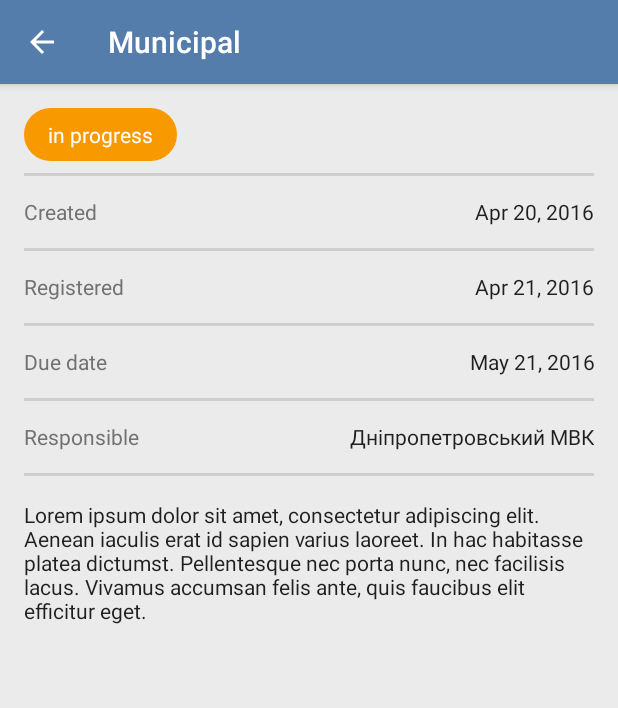
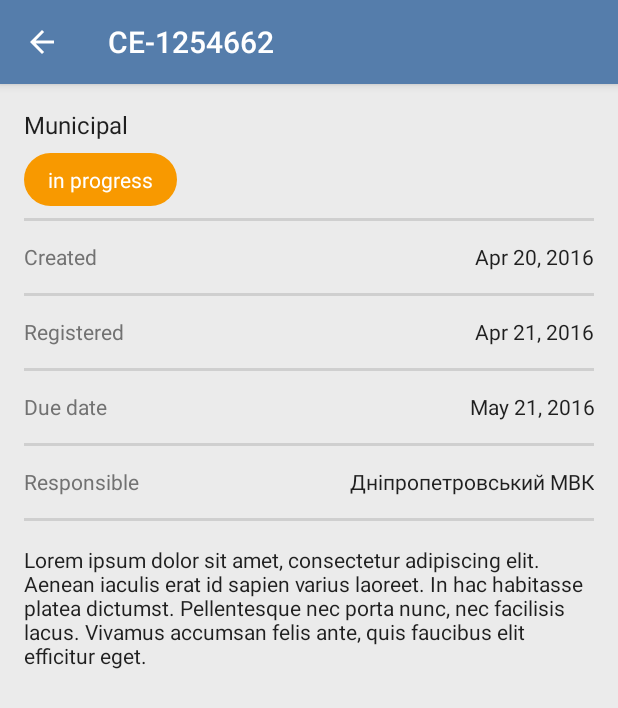
Before and after one commit to JuliaZozulia/TaskCollectorDemoApp, an Android app: the screen it shows after launch (MainActivity before the commit, DetailActivity after it), on a phone screen of 412 x 824 dp. Shown: the top 708 px of the screen. Run offline under Robolectric (Android 15) with nearby library versions, the phone set to English and light mode, and no system bars; libraries missing offline, so code that uses them is left out: com.facebook.drawee; plain views replace SimpleDraweeView; 3 statements that could not run were skipped.

Commit message:
details activity changes

```diff
--- a/app/build.gradle
+++ b/app/build.gradle
@@ -2,7 +2,7 @@ apply plugin: 'com.android.application'
 
 android {
     compileSdkVersion 23
-    buildToolsVersion "23.0.2"
+    buildToolsVersion "23.0.3"
 
     defaultConfig {
         applicationId "ua.juliazozulia.taskcollector"
--- a/app/src/main/AndroidManifest.xml
+++ b/app/src/main/AndroidManifest.xml
@@ -11,7 +11,7 @@
         android:supportsRtl="true"
         android:theme="@style/AppTheme">
 
-        <activity android:name=".MainActivity">
+        <activity android:name=".Details.DetailActivity">
             <intent-filter>
                 <action android:name="android.intent.action.MAIN" />
 
--- /dev/null
+++ b/app/src/main/java/ua/juliazozulia/taskcollector/Category.java
@@ -0,0 +1,43 @@
+package ua.juliazozulia.taskcollector;
+
+import android.content.Context;
+import android.support.annotation.StringDef;
+
+import java.lang.annotation.Retention;
+import java.lang.annotation.RetentionPolicy;
+
+/**
+ * Created by Julia on 18.04.2016.
+ */
+public class Category {
+    public static final String MUNICIPAL = "municipal";
+    public static final String ECOLOGY = "ecology";
+    public static final String HEALTH_SERVICE = "health_service";
+    public static final String PROPOSALS = "proposals";
+
+
+    public static String getCategoryName(Context context, @TaskCategory String state) {
+        switch (state) {
+            case MUNICIPAL: {
+                return context.getResources().getString(R.string.municipal);
+            }
+            case ECOLOGY: {
+                return context.getResources().getString(R.string.ecology);
+            }
+            case HEALTH_SERVICE: {
+                return context.getResources().getString(R.string.health_service);
+            }
+            case PROPOSALS: {
+                return context.getResources().getString(R.string.proposals);
+            }
+            default: {
+                return context.getResources().getString(R.string.unknown);
+            }
+        }
+    }
+
+    @StringDef({MUNICIPAL, ECOLOGY, HEALTH_SERVICE, PROPOSALS})
+    @Retention(RetentionPolicy.SOURCE)
+    public @interface TaskCategory {
+    }
+}
--- a/app/src/main/java/ua/juliazozulia/taskcollector/MainActivity.java
+++ b/app/src/main/java/ua/juliazozulia/taskcollector/Details/DetailActivity.java
@@ -22,7 +22,7 @@
  * SOFTWARE.
  */
 
-package ua.juliazozulia.taskcollector;
+package ua.juliazozulia.taskcollector.Details;
 
 import android.content.pm.ActivityInfo;
 import android.os.Bundle;
@@ -38,12 +38,16 @@ import android.widget.Toast;
 import java.text.DateFormat;
 import java.text.SimpleDateFormat;
 
-public class MainActivity extends AppCompatActivity implements View.OnClickListener {
+import ua.juliazozulia.taskcollector.R;
+import ua.juliazozulia.taskcollector.Task;
+
+public class DetailActivity extends AppCompatActivity implements View.OnClickListener {
 
     private TextView mCreateDate;
     private TextView mRegisteredDate;
     private TextView mDueToDate;
     private TextView mResponsible;
+    private TextView mCategory;
     private TextView mState;
     private TextView mDescription;
     private RecyclerView mRecyclerView;
@@ -52,9 +56,8 @@ public class MainActivity extends AppCompatActivity implements View.OnClickListe
     @Override
     protected void onCreate(Bundle savedInstanceState) {
         initActionbar();
-        setContentView(R.layout.activity_main);
         super.onCreate(savedInstanceState);
-        setContentView(R.layout.activity_main);
+        setContentView(R.layout.activity_detail);
         setRequestedOrientation(ActivityInfo.SCREEN_ORIENTATION_PORTRAIT);
 
         mTask = new Task();
@@ -70,6 +73,7 @@ public class MainActivity extends AppCompatActivity implements View.OnClickListe
         mRegisteredDate = (TextView) findViewById(R.id.register_date);
         mDueToDate = (TextView) findViewById(R.id.due_date);
         mResponsible = (TextView) findViewById(R.id.responsible);
+        mCategory = (TextView) findViewById(R.id.category);
         mState = (TextView) findViewById(R.id.state);
         mDescription = (TextView) findViewById(R.id.description);
     }
@@ -87,6 +91,7 @@ public class MainActivity extends AppCompatActivity implements View.OnClickListe
         mResponsible.setText(mTask.getResponsible());
         mDescription.setText(mTask.getDescription());
         mState.setText(mTask.getStateName(this));
+        mCategory.setText(mTask.getCategoryName(this));
     }
 
     private void initActionbar() {
--- a/app/src/main/java/ua/juliazozulia/taskcollector/HorizontalSpacesItemDecoration.java
+++ b/app/src/main/java/ua/juliazozulia/taskcollector/Details/HorizontalSpacesItemDecoration.java
@@ -22,7 +22,7 @@
  * SOFTWARE.
  */
 
-package ua.juliazozulia.taskcollector;
+package ua.juliazozulia.taskcollector.Details;
 
 import android.graphics.Rect;
 import android.support.v7.widget.RecyclerView;
--- a/app/src/main/java/ua/juliazozulia/taskcollector/PictureAdapter.java
+++ b/app/src/main/java/ua/juliazozulia/taskcollector/Details/PictureAdapter.java
@@ -21,7 +21,7 @@
  * OUT OF OR IN CONNECTION WITH THE SOFTWARE OR THE USE OR OTHER DEALINGS IN THE
  * SOFTWARE.
  */
-package ua.juliazozulia.taskcollector;
+package ua.juliazozulia.taskcollector.Details;
 
 import android.net.Uri;
 import android.support.v7.widget.RecyclerView;
@@ -32,6 +32,8 @@ import android.view.ViewGroup;
 import com.facebook.drawee.view.SimpleDraweeView;
 
 import java.util.List;
+
+import ua.juliazozulia.taskcollector.R;
 
 
 public class PictureAdapter extends RecyclerView.Adapter<PictureAdapter.ViewHolder> {
--- /dev/null
+++ b/app/src/main/java/ua/juliazozulia/taskcollector/States.java
@@ -0,0 +1,38 @@
+package ua.juliazozulia.taskcollector;
+
+import android.content.Context;
+import android.support.annotation.StringDef;
+
+import java.lang.annotation.Retention;
+import java.lang.annotation.RetentionPolicy;
+
+/**
+ * Created by Julia on 18.04.2016.
+ */
+public class States {
+    public static final String IN_PROGRESS = "in progress";
+    public static final String DELAYED = "delayed";
+    public static final String COMPLETED = "completed";
+
+    public static String getStateName(Context context, @TaskState String state) {
+        switch (state) {
+            case IN_PROGRESS: {
+                return context.getResources().getString(R.string.in_progress);
+            }
+            case DELAYED: {
+                return context.getResources().getString(R.string.delayed);
+            }
+            case COMPLETED: {
+                return context.getResources().getString(R.string.completed);
+            }
+            default: {
+                return context.getResources().getString(R.string.unknown);
+            }
+        }
+    }
+
+    @StringDef({IN_PROGRESS, DELAYED, COMPLETED})
+    @Retention(RetentionPolicy.SOURCE)
+    public @interface TaskState {
+    }
+}
--- a/app/src/main/java/ua/juliazozulia/taskcollector/Task.java
+++ b/app/src/main/java/ua/juliazozulia/taskcollector/Task.java
@@ -25,10 +25,7 @@
 package ua.juliazozulia.taskcollector;
 
 import android.content.Context;
-import android.support.annotation.StringDef;
 
-import java.lang.annotation.Retention;
-import java.lang.annotation.RetentionPolicy;
 import java.util.Arrays;
 import java.util.Calendar;
 import java.util.Date;
@@ -40,18 +37,9 @@ import java.util.List;
 
 public class Task {
 
-    public static final String IN_PROGRESS = "in progress";
-    public static final String DELAYED = "delayed";
-    public static final String COMPLETED = "completed";
-
-    //Thank you for hint about  @StringDef. I didn't know about it.
-    // Have I implemented it correctly?
-
-    //about google code style... I used to use auto generated methods for getters and setters (Alt+Insert). It's convenient for model class.
-    // I suggest that getters like getmPictures() is incorrect.
-    // So decision is not to use auto generated methods?
-
-    @TaskState
+    @Category.TaskCategory
+    private String mCategory;
+    @States.TaskState
     private String mState;
     private String mTitle;
     private Date mCreatedDate;
@@ -60,7 +48,6 @@ public class Task {
     private String mResponsible;
     private List<String> mPictures;
     private String mDescription;
-
 
     /**
      * setup demo data fot task. Takes values from R.string
@@ -82,8 +69,10 @@ public class Task {
         mResponsible = context.getResources().getString(R.string.responsible_placeholder);
         mPictures = Arrays.asList(context.getResources().getStringArray(R.array.picture_urls));
         mDescription = context.getResources().getString(R.string.placeholder);
-        @TaskState String s = context.getResources().getString(R.string.placeholder_state);
+        @States.TaskState String s = context.getResources().getString(R.string.placeholder_state);
         setState(s);
+        @Category.TaskCategory String c = context.getResources().getString(R.string.placeholder_category);
+        setCategory(c);
     }
 
     public String getTitle() {
@@ -115,33 +104,18 @@ public class Task {
     }
 
     public String getStateName(Context context) {
-        switch (mState) {
-            case IN_PROGRESS: {
-                return context.getResources().getString(R.string.in_progress);
-            }
-            case DELAYED: {
-                return context.getResources().getString(R.string.delayed);
-            }
-            case COMPLETED: {
-                return context.getResources().getString(R.string.completed);
-            }
-            default: {
-                return context.getResources().getString(R.string.unknown);
-            }
-        }
+        return States.getStateName(context, mState);
     }
 
-    @TaskState
-    public String getState() {
-        return mState;
-    }
-
-    public void setState(@TaskState String currentState) {
+    public void setState(@States.TaskState String currentState) {
         this.mState = currentState;
     }
 
-    @StringDef({IN_PROGRESS, DELAYED, COMPLETED})
-    @Retention(RetentionPolicy.SOURCE)
-    public @interface TaskState {
+    public String getCategoryName(Context context) {
+        return Category.getCategoryName(context, mCategory);
+    }
+
+    public void setCategory(@Category.TaskCategory String category) {
+        mCategory = category;
     }
 }
--- a/app/src/main/res/layout/activity_main.xml
+++ b/app/src/main/res/layout/activity_detail.xml
@@ -3,11 +3,11 @@
     xmlns:tools="http://schemas.android.com/tools"
     android:layout_width="match_parent"
     android:layout_height="match_parent"
+    android:background="@color/colorBackground"
     android:focusable="true"
     android:focusableInTouchMode="true"
     android:orientation="vertical"
-    android:background="@color/colorBackground"
-    tools:context="ua.juliazozulia.taskcollector.MainActivity">
+    tools:context=".Details.DetailActivity">
 
     <ScrollView
         android:layout_width="match_parent"
@@ -16,11 +16,19 @@
         <LinearLayout
             android:layout_width="match_parent"
             android:layout_height="wrap_content"
+            android:orientation="vertical"
             android:paddingBottom="@dimen/activity_vertical_margin"
             android:paddingLeft="@dimen/activity_horizontal_margin"
             android:paddingRight="@dimen/activity_horizontal_margin"
-            android:paddingTop="@dimen/activity_vertical_margin"
-            android:orientation="vertical">
+            android:paddingTop="@dimen/activity_vertical_margin">
+
+            <TextView
+                android:id="@+id/category"
+                android:layout_width="match_parent"
+                android:layout_height="wrap_content"
+                android:layout_marginBottom="@dimen/base_padding"
+                android:textAppearance="@style/TextAppearance.AppCompat.Subhead"
+                tools:text="@string/municipal" />
 
             <TextView
                 android:id="@+id/state"
--- a/app/src/main/res/values/strings.xml
+++ b/app/src/main/res/values/strings.xml
@@ -1,6 +1,6 @@
 <resources>
     <string name="app_name">TaskCollector</string>
-    <string name="title">Municipal</string>
+    <string name="title">CE-1254662</string>
     <string name="created">Created</string>
     <string name="registered">Registered</string>
     <string name="due_date">Due date</string>
@@ -8,12 +8,19 @@
     <string name="placeholder">Lorem ipsum dolor sit amet, consectetur adipiscing elit. Aenean iaculis erat id sapien varius laoreet. In hac habitasse platea dictumst. Pellentesque nec porta nunc, nec facilisis lacus. Vivamus accumsan felis ante, quis faucibus elit efficitur eget.</string>
     <string name="date_placeholder">20 березня 2016</string>
     <string name="responsible_placeholder">Дніпропетровський МВК</string>
+
     <string name="in_progress">in progress</string>
     <string name="delayed">delayed</string>
     <string name="completed">completed</string>
     <string name="unknown">unknown</string>
 
+    <string name="municipal">Municipal</string>
+    <string name="ecology">Ecology</string>
+    <string name="health_service">Health service</string>
+    <string name="proposals">Proposals</string>
+
     <string name="placeholder_state">in progress</string>
+    <string name="placeholder_category">municipal</string>
 
     <array name="picture_urls">
         <item>
--- a/build.gradle
+++ b/build.gradle
@@ -5,7 +5,7 @@ buildscript {
         jcenter()
     }
     dependencies {
-        classpath 'com.android.tools.build:gradle:1.5.0'
+        classpath 'com.android.tools.build:gradle:2.0.0'
 
         // NOTE: Do not place your application dependencies here; they belong
         // in the individual module build.gradle files
```
Also changed, not shown: gradle/wrapper/gradle-wrapper.properties, 2 other files.
